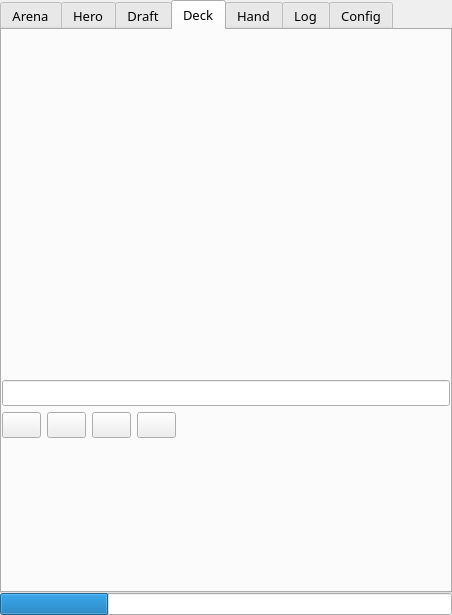
First picture: the form in mainwindow.ui, repository supertriodo/Arena-Tracker, before the edit.
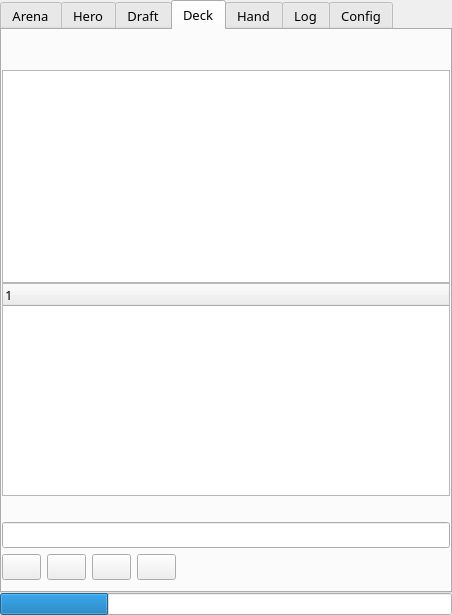
Second picture: the form after the edit. The open tabs and pages were chosen to show the change. Icons and pictures are not drawn. Custom widgets are drawn as their Qt base class.

Commit message: Create loadDeckTreeWidget to show stored deack to load in a QTreeWidget.

Diff of the .ui file:
```diff
--- a/mainwindow.ui
+++ b/mainwindow.ui
@@ -885,6 +885,18 @@
           <property name="rightMargin">
            <number>0</number>
           </property>
+          <item>
+           <widget class="MoveListWidget" name="deckListWidget"/>
+          </item>
+          <item>
+           <widget class="MoveTreeWidget" name="loadDeckTreeWidget">
+            <column>
+             <property name="text">
+              <string notr="true">1</string>
+             </property>
+            </column>
+           </widget>
+          </item>
           <item>
            <layout class="QHBoxLayout" name="horizontalLayoutDeckButtons">
             <property name="spacing">
@@ -1859,6 +1871,16 @@
    <header>Sources/Widgets/movetabwidget.h</header>
    <container>1</container>
   </customwidget>
+  <customwidget>
+   <class>MoveListWidget</class>
+   <extends>QListWidget</extends>
+   <header>Sources/Widgets/movelistwidget.h</header>
+  </customwidget>
+  <customwidget>
+   <class>MoveTreeWidget</class>
+   <extends>QTreeWidget</extends>
+   <header>Sources/Widgets/movetreewidget.h</header>
+  </customwidget>
  </customwidgets>
  <resources>
   <include location="arenatracker.qrc"/>
```
Left out of the diff: 2 changed lines with no effect on the pictures. The commit also changes 6 other files.
